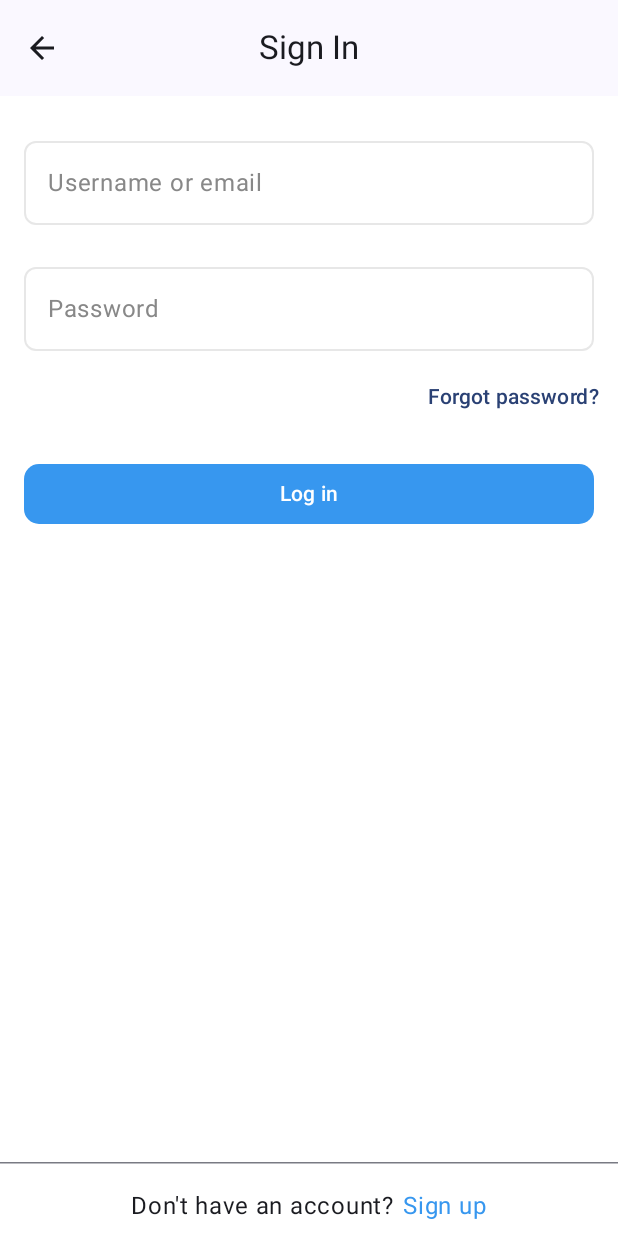
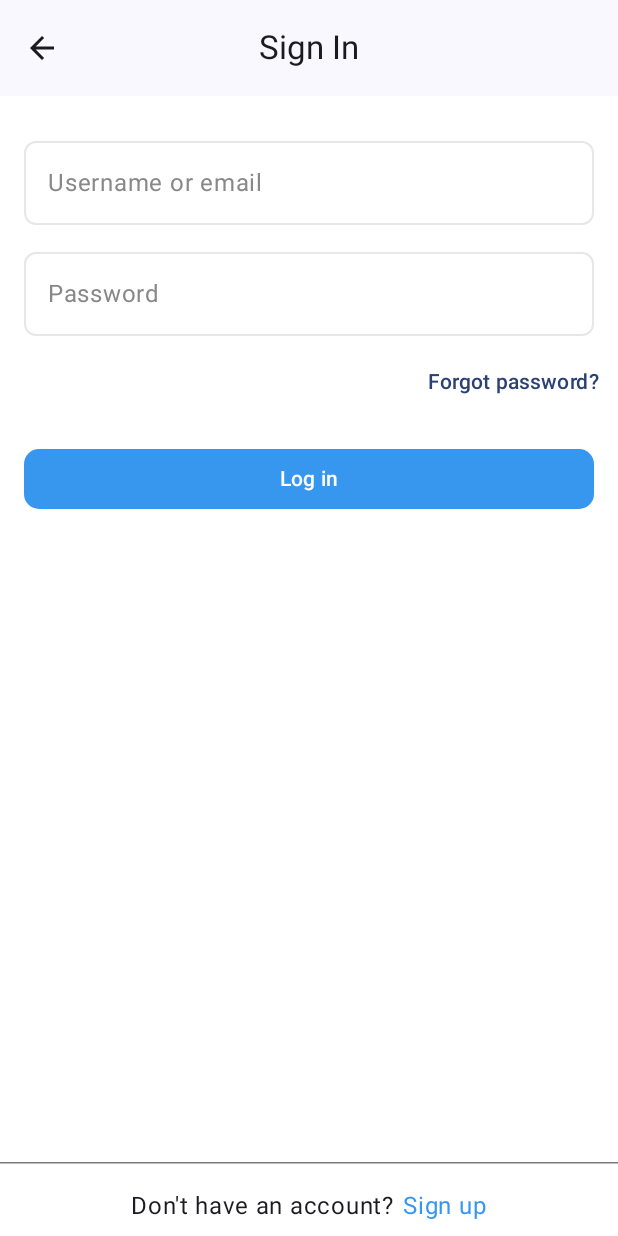
Before and after one commit to austinevick/selfiePal, an Android app built with Jetpack Compose: the composable LandingActivity shown on its own in the app's theme, after a tap on "Sign in", on a phone screen of 412 x 824 dp. Run offline under Robolectric (Android 15) with nearby library versions, the phone set to English and light mode, and no system bars; our stand-ins replace Dagger/Hilt's generated code, Voyager; 3 other taps on this screen came first.

Commit message:
modified:   app/build.gradle.kts 	modified:   app/src/main/java/com/example/selfiepal/MainActivity.kt 	modified:   app/src/main/java/com/example/selfiepal/di/AppModule.kt 	modified:   app/src/main/java/com/example/selfiepal/network/NetworkService.kt 	modified:   app/src/main/java/com/example/selfiepal/ui/LandingActivity.kt 	modified:   app/src/main/java/com/example/selfiepal/ui/authentication/SignInActivity.kt 	modified:   app/src/main/java/com/example/selfiepal/viewmodel/AuthViewModel.kt 	modified:   app/src/main/res/values/strings.xml 	modified:   gradle/libs.versions.toml

```diff
--- a/app/build.gradle.kts
+++ b/app/build.gradle.kts
@@ -76,8 +76,8 @@ dependencies {
     // Retrofit
     implementation(libs.retrofit)
     implementation(libs.converter.gson)
-    // Volley
-    implementation(libs.volley)
+
+    implementation(libs.okhttp)
 
     // CameraX
     implementation(libs.androidx.camera.core)
--- a/app/src/main/java/com/example/selfiepal/MainActivity.kt
+++ b/app/src/main/java/com/example/selfiepal/MainActivity.kt
@@ -1,9 +1,11 @@
 package com.example.selfiepal
 
+import android.os.Build
 import android.os.Bundle
 import androidx.activity.ComponentActivity
 import androidx.activity.compose.setContent
 import androidx.activity.enableEdgeToEdge
+import androidx.annotation.RequiresApi
 import cafe.adriel.voyager.navigator.Navigator
 import cafe.adriel.voyager.transitions.SlideTransition
 import com.example.selfiepal.theme.InstagramAppTheme
@@ -16,6 +18,9 @@ class MainActivity : ComponentActivity() {
     override fun onCreate(savedInstanceState: Bundle?) {
         super.onCreate(savedInstanceState)
         enableEdgeToEdge()
+        if (Build.VERSION.SDK_INT >= Build.VERSION_CODES.Q) {
+            window.isNavigationBarContrastEnforced = false
+        }
         setContent {
             InstagramAppTheme {
                 Navigator(AuthStateChangeScreen()) {
--- a/app/src/main/java/com/example/selfiepal/di/AppModule.kt
+++ b/app/src/main/java/com/example/selfiepal/di/AppModule.kt
@@ -26,7 +26,7 @@ import javax.inject.Singleton
 
 @Module
 @InstallIn(SingletonComponent::class)
-class AppModule {
+object AppModule {
 
     @Provides
     @Singleton
--- a/app/src/main/java/com/example/selfiepal/network/NetworkService.kt
+++ b/app/src/main/java/com/example/selfiepal/network/NetworkService.kt
@@ -23,7 +23,7 @@ interface NetworkService {
 
     // AUTHENTICATION
     @POST("user/login")
-    suspend fun login(@Body model: LoginModel): Response<AuthResponseModel>
+    suspend fun login(@Body model: LoginModel): AuthResponseModel
 
     @POST("user/register")
     suspend fun register(@Body requestBody: RequestBody): Response<AuthResponseModel>
--- a/app/src/main/java/com/example/selfiepal/ui/LandingActivity.kt
+++ b/app/src/main/java/com/example/selfiepal/ui/LandingActivity.kt
@@ -48,7 +48,7 @@ class LandingActivity : Screen {
                     contentDescription = null,
                     modifier = Modifier.fillMaxHeight(),
                     colorFilter = ColorFilter.tint(
-                        Color.Black.copy(alpha = 0.6f),
+                        Color.Black.copy(alpha = 0.4f),
                         BlendMode.Darken
                     ),
                     contentScale = ContentScale.FillHeight
--- a/app/src/main/java/com/example/selfiepal/ui/authentication/SignInActivity.kt
+++ b/app/src/main/java/com/example/selfiepal/ui/authentication/SignInActivity.kt
@@ -1,5 +1,7 @@
 package com.example.selfiepal.ui.authentication
 
+import android.os.Build
+import androidx.annotation.RequiresExtension
 import androidx.compose.foundation.clickable
 import androidx.compose.foundation.layout.Arrangement
 import androidx.compose.foundation.layout.Column
@@ -43,6 +45,7 @@ import com.example.selfiepal.viewmodel.AuthViewModel
 import kotlinx.coroutines.launch
 
 class SignInActivity : Screen {
+    @RequiresExtension(extension = Build.VERSION_CODES.S, version = 7)
     @Composable
     override fun Content() {
         val viewmodel = hiltViewModel<AuthViewModel>()
@@ -92,7 +95,7 @@ class SignInActivity : Screen {
                         .padding(start = 16.dp)
                         .align(Alignment.Start)
                     )
-                Spacer(modifier = Modifier.height(16.dp))
+                Spacer(modifier = Modifier.height(6.dp))
                 CustomTextField(
                     value = password.value,
                     onValueChange = {
--- a/app/src/main/res/values/strings.xml
+++ b/app/src/main/res/values/strings.xml
@@ -1,3 +1,4 @@
 <resources>
     <string name="app_name">SelfiePal</string>
+    <string name="something_went_wrong">Something went wrong</string>
 </resources>
--- a/gradle/libs.versions.toml
+++ b/gradle/libs.versions.toml
@@ -14,9 +14,9 @@ lifecycleRuntimeKtx = "2.8.2"
 activityCompose = "1.9.0"
 composeBom = "2024.06.00"
 media3Exoplayer = "1.3.1"
+okhttp = "4.12.0"
 playServicesLocation = "21.3.0"
 retrofit = "2.9.0"
-volley = "1.2.1"
 voyagerNavigator = "1.0.0"
 voyagerTransitions = "1.0.0"
 hiltVersion = "2.51.1"
@@ -47,9 +47,9 @@ androidx-ui-tooling-preview = { group = "androidx.compose.ui", name = "ui-toolin
 androidx-ui-test-manifest = { group = "androidx.compose.ui", name = "ui-test-manifest" }
 androidx-ui-test-junit4 = { group = "androidx.compose.ui", name = "ui-test-junit4" }
 androidx-material3 = { group = "androidx.compose.material3", name = "material3" }
+okhttp = { module = "com.squareup.okhttp3:okhttp", version.ref = "okhttp" }
 play-services-location = { module = "com.google.android.gms:play-services-location", version.ref = "playServicesLocation" }
 retrofit = { module = "com.squareup.retrofit2:retrofit", version.ref = "retrofit" }
-volley = { module = "com.android.volley:volley", version.ref = "volley" }
 voyager-navigator = { module = "cafe.adriel.voyager:voyager-navigator", version.ref = "voyagerNavigator" }
 voyager-transitions = { module = "cafe.adriel.voyager:voyager-transitions", version.ref = "voyagerTransitions" }
 androidx-hilt-navigation-compose = { module = "androidx.hilt:hilt-navigation-compose", version.ref = "hiltNavigationCompose" }
```
Also changed, not shown: app/src/main/java/com/example/selfiepal/viewmodel/AuthViewModel.kt (+31 -16 lines).
